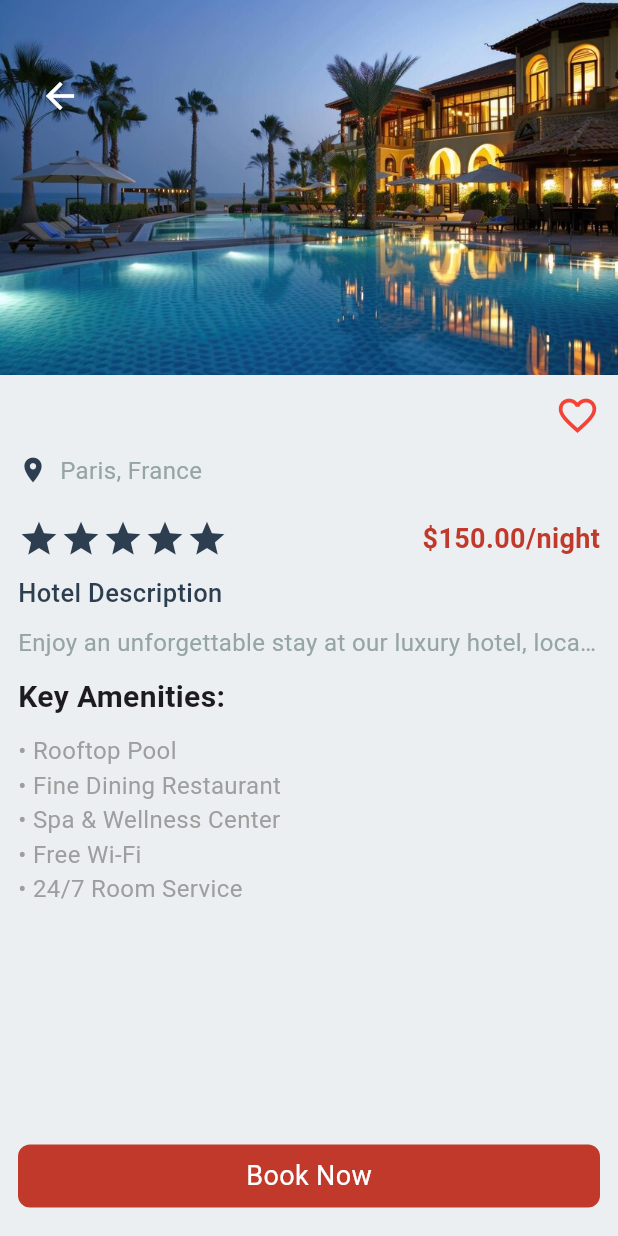
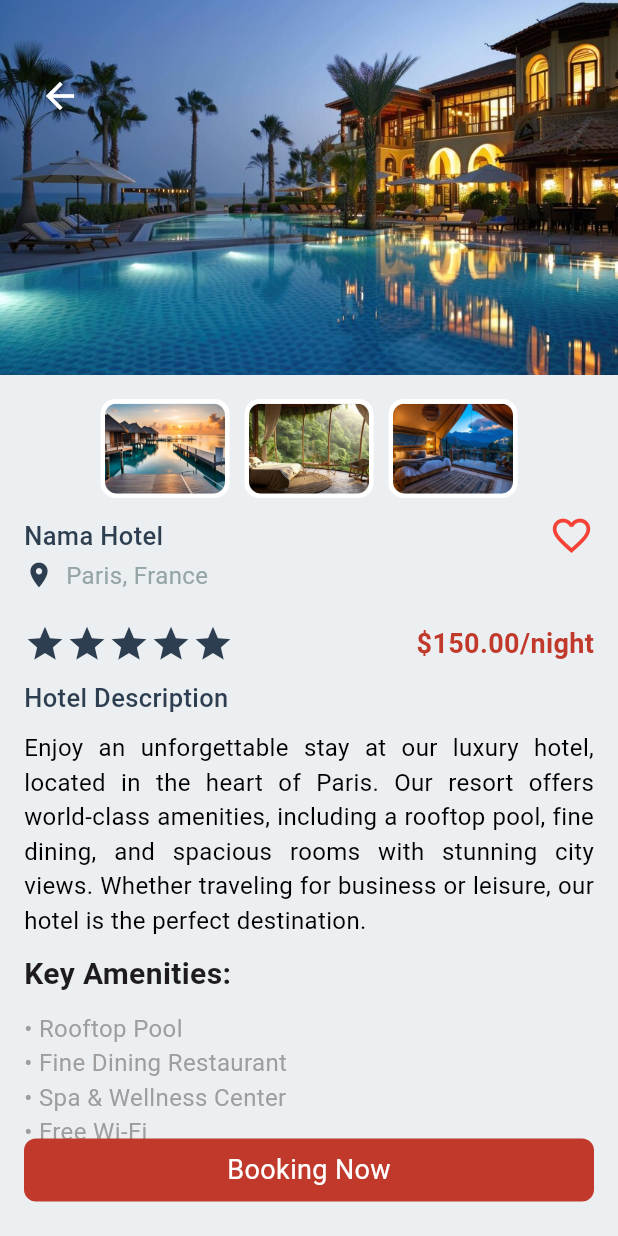
Before and after one commit to AdamNizam/Mobile-App-Kamar-Id, a Flutter app: the HotelDetailsScreen screen opened directly, on a phone screen of 412 x 824 dp. Run offline on Flutter 3.47's test engine with Material 3 defaults, Android fonts, the phone set to English and light mode, and no system bars; drawn by our look-alikes of custom_rating_bar; our stand-ins replace another_flushbar, bloc, equatable, flutter_bloc, flutter_otp_text_field, flutter_secure_storage and 4 more; missing offline and left inert: ticket_widget; accounts and stored records are empty; network calls fail.

Commit message:
V,M,S Get Hotel

```diff
--- a/lib/Blocs/hotel/hotel_event.dart
+++ b/lib/Blocs/hotel/hotel_event.dart
@@ -8,3 +8,9 @@ sealed class HotelEvent extends Equatable {
 }
 
 class GetAllHotels extends HotelEvent {}
+
+class GetDetailHotel extends HotelEvent {
+  final String slug;
+
+  const GetDetailHotel(this.slug);
+}
--- a/lib/Blocs/hotel/hotel_state.dart
+++ b/lib/Blocs/hotel/hotel_state.dart
@@ -11,6 +11,15 @@ final class HotelInitial extends HotelState {}
 
 final class HotelLoading extends HotelState {}
 
+final class HotelFailed extends HotelState {
+  final String error;
+
+  const HotelFailed(this.error);
+
+  @override
+  List<Object> get props => [error];
+}
+
 class HotelSuccess extends HotelState {
   final List<HotelAllModel> hotels;
 
@@ -20,11 +29,11 @@ class HotelSuccess extends HotelState {
   List<Object> get props => [hotels];
 }
 
-final class HotelFailed extends HotelState {
-  final String error;
+class HotelDetailSuccess extends HotelState {
+  final HotelDetailModel hotelDetail;
 
-  const HotelFailed(this.error);
+  const HotelDetailSuccess(this.hotelDetail);
 
   @override
-  List<Object> get props => [error];
+  List<Object> get props => [hotelDetail];
 }
--- /dev/null
+++ b/lib/CommonWidgets/galleryimages_widget.dart
@@ -0,0 +1,46 @@
+import 'package:flutter/material.dart';
+import 'package:hotelbookingapp/Constants/colors.dart';
+
+// Widget GalleryImage yang bisa diklik
+class GalleryImage extends StatelessWidget {
+  final String imagePath;
+  final VoidCallback onTap;
+  final bool isSelected;
+
+  const GalleryImage({
+    required this.imagePath,
+    required this.isSelected,
+    required this.onTap,
+    super.key,
+  });
+  @override
+  Widget build(BuildContext context) {
+    return GestureDetector(
+      onTap: onTap,
+      child: Padding(
+        padding: const EdgeInsets.symmetric(horizontal: 5),
+        child: Container(
+          decoration: BoxDecoration(
+            // color: isSelected ? Colors.blueGrey[800] : Colors.transparent, // BG berubah saat dipilih
+            border: Border.all(
+              color: isSelected
+                  ? AppColors.redAuburn
+                  : Colors.white, // Border berubah warna
+              width: 3,
+            ),
+            borderRadius: BorderRadius.circular(10),
+          ),
+          child: ClipRRect(
+            borderRadius: BorderRadius.circular(8),
+            child: Image.asset(
+              imagePath,
+              height: 60,
+              width: 80,
+              fit: BoxFit.cover,
+            ),
+          ),
+        ),
+      ),
+    );
+  }
+}
--- a/lib/Screens/HomeScreen/details_screen.dart
+++ b/lib/Screens/HomeScreen/details_screen.dart
@@ -1,8 +1,10 @@
 import 'package:custom_rating_bar/custom_rating_bar.dart';
 import 'package:flutter/material.dart';
+import 'package:hotelbookingapp/CommonWidgets/galleryimages_widget.dart';
 import 'package:hotelbookingapp/Widgets/custombtn.dart';
 import 'package:hotelbookingapp/Widgets/detailstext1.dart';
 import 'package:hotelbookingapp/Widgets/detailstext2.dart';
+import 'package:video_player/video_player.dart';
 
 import '../../Constants/colors.dart';
 import '../Booking/book_hotel.dart';
@@ -19,17 +21,34 @@ class HotelDetailsScreen extends StatefulWidget {
 }
 
 class _HotelDetailsScreenState extends State<HotelDetailsScreen> {
+  String selectedImage = 'images/LuxuryHotels.jpg';
+  bool isVideoPlaying = true;
+  late VideoPlayerController _videoController;
+
+  @override
+  void initState() {
+    super.initState();
+    // Inisialisasi video
+    _videoController = VideoPlayerController.asset('assets/videos/hotel.mp4')
+      ..initialize().then((_) {
+        setState(() {});
+        _videoController.play();
+        _videoController.setLooping(true);
+      });
+  }
+
   @override
   Widget build(BuildContext context) {
     return Scaffold(
-      body: Column(
-        crossAxisAlignment: CrossAxisAlignment.start,
+      body: Stack(
         children: [
-          // Hotel Image
+          Column(
+            children: [
+              // Gambar utama
               Stack(
                 children: [
                   Image.asset(
-                'images/LuxuryHotels.jpg',
+                    selectedImage,
                     width: double.infinity,
                     height: 250,
                     fit: BoxFit.cover,
@@ -50,25 +69,57 @@ class _HotelDetailsScreenState extends State<HotelDetailsScreen> {
               Expanded(
                 child: SingleChildScrollView(
                   child: Padding(
-                padding: const EdgeInsets.all(12.0),
+                    padding: const EdgeInsets.all(16),
                     child: Column(
                       crossAxisAlignment: CrossAxisAlignment.start,
                       children: [
-                    // Hotel Name and Favorite Icon
+                        // Galeri gambar kecil
                         Row(
+                            mainAxisAlignment: MainAxisAlignment.center,
+                            children: [
+                              GalleryImage(
+                                  imagePath: 'images/WaterfrontHotels.jpg',
+                                  isSelected: selectedImage ==
+                                      'images/WaterfrontHotels.jpg',
+                                  onTap: () {
+                                    setState(() {
+                                      selectedImage =
+                                          'images/WaterfrontHotels.jpg';
+                                    });
+                                  }),
+                              GalleryImage(
+                                  imagePath: 'images/Eco-FriendlyHotels.jpg',
+                                  isSelected: selectedImage ==
+                                      'images/Eco-FriendlyHotels.jpg',
+                                  onTap: () {
+                                    setState(() {
+                                      selectedImage =
+                                          'images/Eco-FriendlyHotels.jpg';
+                                    });
+                                  }),
+                              GalleryImage(
+                                  imagePath: 'images/AdventureHotels.jpg',
+                                  isSelected: selectedImage ==
+                                      'images/AdventureHotels.jpg',
+                                  onTap: () {
+                                    setState(() {
+                                      selectedImage =
+                                          'images/AdventureHotels.jpg';
+                                    });
+                                  }),
+                            ]),
+                        const SizedBox(height: 10),
+                        const Row(
                           mainAxisAlignment: MainAxisAlignment.spaceBetween,
                           children: [
                             Text1(
-                          text1: widget.slug.toString(),
+                              text1: 'Nama Hotel',
                               size: 17,
                             ),
-                        const Icon(Icons.favorite_border,
+                            Icon(Icons.favorite_border,
                                 color: Colors.red, size: 30),
                           ],
                         ),
-                    const SizedBox(height: 10),
-
-                    // Location
                         const Row(
                           children: [
                             Icon(Icons.location_on,
@@ -81,7 +132,7 @@ class _HotelDetailsScreenState extends State<HotelDetailsScreen> {
                         ),
                         const SizedBox(height: 20),
 
-                    // Rating Bar and Price per Night
+                        // Rating dan Harga
                         const Row(
                           mainAxisAlignment: MainAxisAlignment.spaceBetween,
                           children: [
@@ -104,19 +155,24 @@ class _HotelDetailsScreenState extends State<HotelDetailsScreen> {
                         ),
                         const SizedBox(height: 10),
 
-                    // Description
+                        // Deskripsi hotel
                         const Text1(
                           text1: 'Hotel Description',
                           size: 17,
                         ),
                         const SizedBox(height: 10),
-                    const Text2(
-                      text2:
+                        const Text(
                           'Enjoy an unforgettable stay at our luxury hotel, located in the heart of Paris. Our resort offers world-class amenities, including a rooftop pool, fine dining, and spacious rooms with stunning city views. Whether traveling for business or leisure, our hotel is the perfect destination.',
+                          textAlign: TextAlign.justify,
+                          style: TextStyle(
+                            fontSize: 16,
+                            fontWeight: FontWeight.w400,
+                            color: Colors.black,
+                          ),
                         ),
                         const SizedBox(height: 10),
 
-                    // Hotel Amenities
+                        // Fasilitas utama
                         const Text(
                           'Key Amenities:',
                           style: TextStyle(
@@ -133,16 +189,21 @@ class _HotelDetailsScreenState extends State<HotelDetailsScreen> {
                           '• 24/7 Room Service',
                           style: TextStyle(fontSize: 16, color: Colors.grey),
                         ),
-                    const SizedBox(height: 30),
+                        const SizedBox(height: 100), // Spacer untuk tombol
                       ],
                     ),
                   ),
                 ),
               ),
-          Padding(
-            padding: const EdgeInsets.all(12.0),
+            ],
+          ),
+          // Tombol booking di bagian bawah
+          Positioned(
+            bottom: 16,
+            left: 16,
+            right: 16,
             child: CustomButton(
-              text: 'Book Now',
+              text: 'Booking Now',
               onTap: () {
                 Navigator.of(context).push(MaterialPageRoute(
                   builder: (context) => const BookHotelScreen(),
--- a/lib/Screens/HomeScreen/home_screen.dart
+++ b/lib/Screens/HomeScreen/home_screen.dart
@@ -124,10 +124,6 @@ class _HomePageState extends State<HomePage> {
                   mainAxisAlignment: MainAxisAlignment.spaceBetween,
                   children: [
                     Text1(text1: 'Recomended For You', size: 18),
-                    Text11(
-                      text2: 'See All',
-                      color: AppColors.tabColor,
-                    ),
                   ],
                 ),
               ),
--- a/pubspec.yaml
+++ b/pubspec.yaml
@@ -48,6 +48,7 @@ dependencies:
   flutter_secure_storage: ^9.2.4
   another_flushbar: ^1.12.30
   flutter_bloc: ^9.0.0
+  video_player: ^2.7.2
   loading_animation_widget:
 
 dev_dependencies:
```
Also changed, not shown: lib/Blocs/hotel/hotel_bloc.dart (+18 -7 lines), lib/CommonWidgets/categories_widget.dart (+34 -11 lines), lib/CommonWidgets/eventscard.dart (+9 -11 lines), lib/CommonWidgets/hotelscard.dart (+8 -11 lines), lib/Services/hotel_service.dart (+4 -4 lines), images/undraw_server-cluster_7ugi.png (renamed from images/no-data.png), pubspec.lock, 1 other file. Lines whose indentation alone changed are shown as unchanged.
